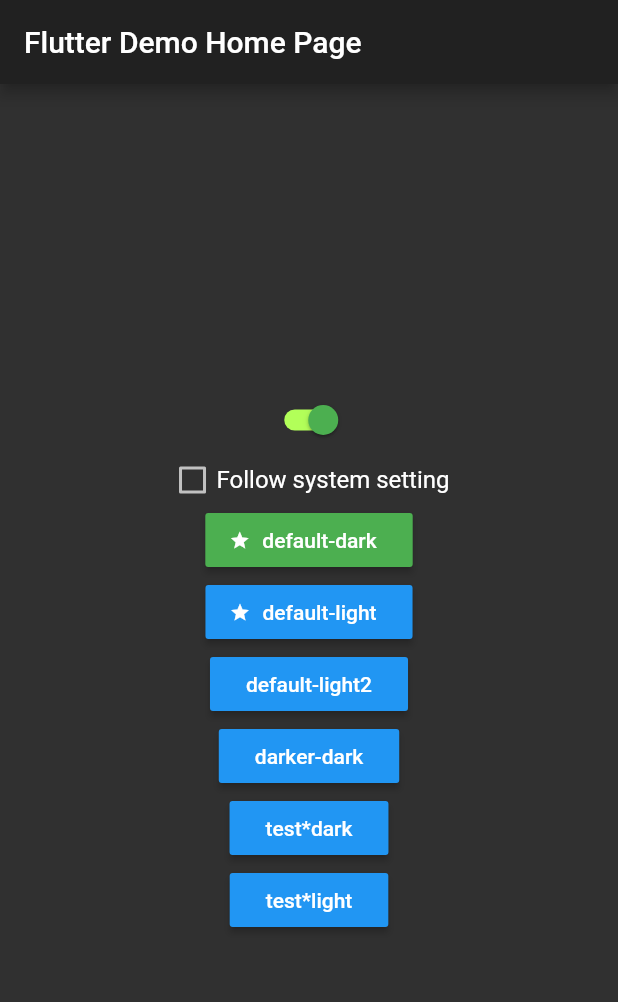
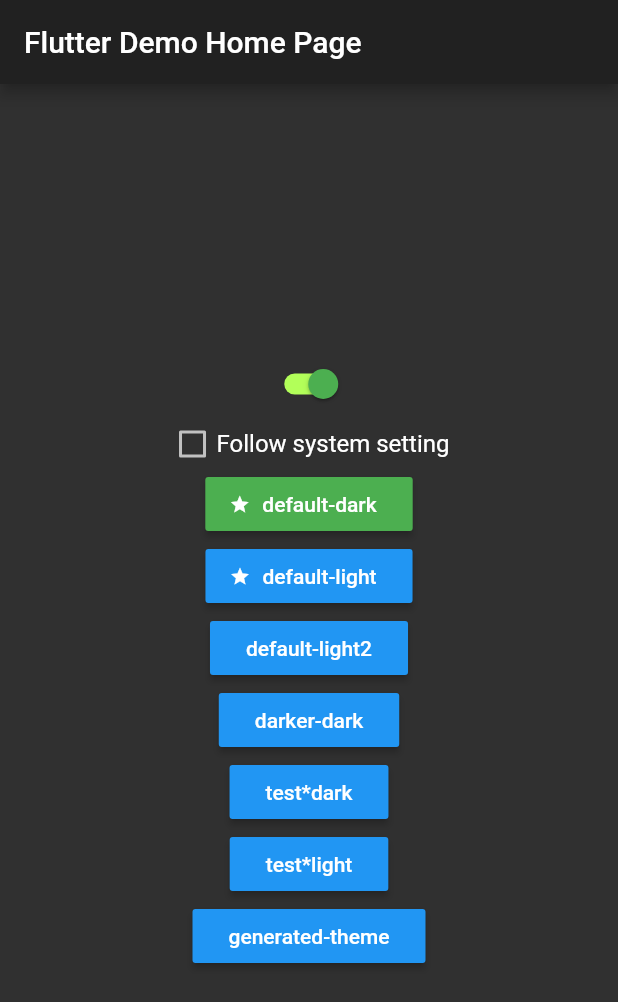
Before and after one commit to saniul1/custom_theming, a Flutter app: the screen it shows after launch, after a tap on "default-dark", on a phone screen of 412 x 824 dp. Shown: the top 1002 px of the screen. Run offline on Flutter 3.47's test engine with Material 2 defaults, Android fonts, the phone set to English and light mode, and no system bars; our stand-ins replace shared_preferences.

Commit message:
generate theme

```diff
--- a/example/lib/main.dart
+++ b/example/lib/main.dart
@@ -50,6 +50,10 @@ class MyApp extends StatelessWidget {
       home: MyHomePage(title: 'Flutter Demo Home Page'),
       builder: (context, child) {
         CustomTheme.of(context).setMediaContext(context);
+        CustomTheme.of(context).generateTheme(
+          key: 'generated-theme',
+          data: ThemeData().copyWith(primaryColor: Colors.blueGrey),
+        );
         return child;
       },
     );
--- a/lib/custom_theme.dart
+++ b/lib/custom_theme.dart
@@ -24,9 +24,9 @@ class CustomTheme extends StatefulWidget {
   final String defaultDarkTheme;
   final String defaultCupertinoTheme;
   final ThemeMode themeMode;
-  final Map<String, ThemeData> themes;
-  final Map<String, CupertinoThemeData> cupertinoThemes;
   final bool keepOnDisableFollow;
+  Map<String, ThemeData> themes;
+  Map<String, CupertinoThemeData> cupertinoThemes;
 
   /// [CustomTheme] needs to be on top of [MaterialApp] or [CupertinoApp],
   ///
@@ -42,7 +42,7 @@ class CustomTheme extends StatefulWidget {
   /// hard code some default setting for [defaultLightTheme], [defaultDarkTheme], [themeMode]
   ///
   /// set [keepOnDisableFollow] to [true] to keep current applied theme even if [themeMode] changes from [ThemeMode.system]
-  const CustomTheme({
+  CustomTheme({
     Key key,
     this.defaultLightTheme,
     this.defaultDarkTheme,
@@ -276,19 +276,26 @@ class CustomThemeState extends State<CustomTheme> {
     }
   }
 
-  /// check if a theme is currently default or not.
-  bool checkIfDefault(String key) {
-    return widget.themes[key] == _light || widget.themes[key] == _dark;
-  }
-
   /// check if current theme is dark or not.
-  /// if [themeMode] is [ThemeMode.system] check current [ThemeMode] on the running machine.
+  /// if [themeMode] is [ThemeMode.system] check current [ThemeMode] of [system].
   bool checkDark() {
     final Brightness systemBrightnessValue =
         MediaQuery.of(_mediaContext).platformBrightness;
     return _mode == ThemeMode.system
         ? systemBrightnessValue == Brightness.dark
         : _mode == ThemeMode.dark;
+  }
+
+  /// check if a theme is currently default or not.
+  // ! returns true for (all) themes with the same properties.
+  bool checkIfDefault(String key) {
+    return widget.themes[key] == _light || widget.themes[key] == _dark;
+  }
+
+  /// check if a theme is currently default or not.
+  // ? returns true for (all) themes with the same properties.
+  bool checkIfDefaultCupertino(String key) {
+    return widget.cupertinoThemes[key] == _cupertinoTheme;
   }
 
   /// sets [currentThemeKey] to currently applied theme
@@ -299,6 +306,21 @@ class CustomThemeState extends State<CustomTheme> {
           : widget.themes.keys
               .firstWhere((key) => widget.themes[key] == _light);
     });
+  }
+
+  /// [key] is [themeKey]
+  void generateTheme(
+      {@required String key, @required ThemeData data, dynamic customData}) {
+    widget.themes[key] = data;
+  }
+
+  /// [key] is [themeKey]
+  void generateCupertinoTheme({
+    @required String key,
+    @required CupertinoThemeData data,
+    dynamic customData,
+  }) {
+    widget.cupertinoThemes[key] = data;
   }
 
   /// reset every settings, Go back to hard coded settings.
```
